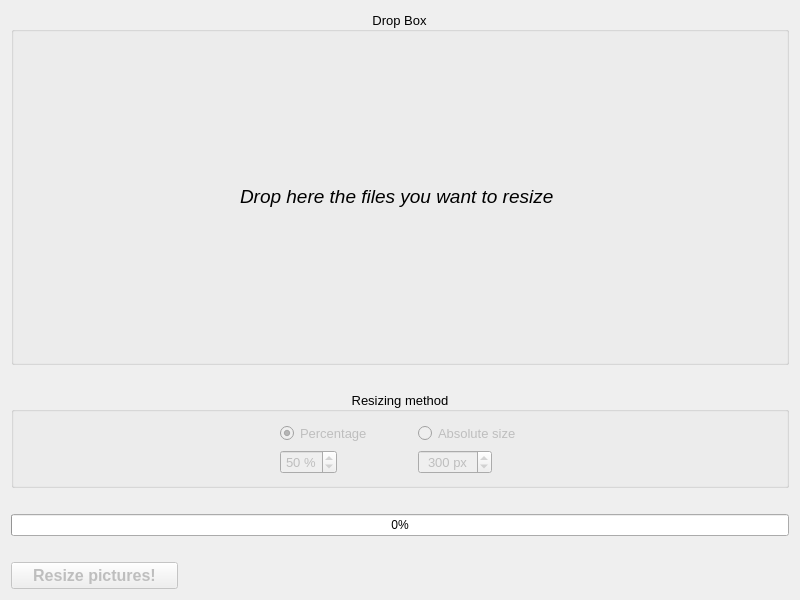
Old version of the form MainWindow.ui in the repository Folco68/PicRes.
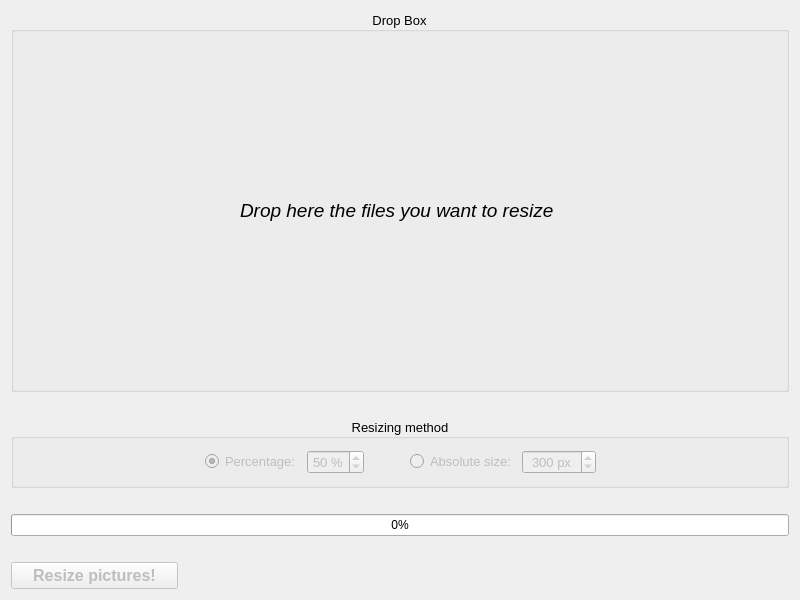
New version of the form. Custom widgets are drawn as their Qt base class.

Commit message: Better progress bar handling - Correct min/max values - Ensure that UI is refreshed at every file resizing, to get a correct display of the progress bar - Display filename and operation type inside the progress bar - Use the progress bar when dropping files

```diff
--- a/MainWindow.ui
+++ b/MainWindow.ui
@@ -110,14 +110,14 @@
         </spacer>
        </item>
        <item>
-        <layout class="QVBoxLayout" name="VLayoutPercentage">
+        <layout class="QHBoxLayout" name="HLayoutPercentage">
          <item>
           <widget class="QRadioButton" name="RadioPercentage">
            <property name="enabled">
             <bool>false</bool>
            </property>
            <property name="text">
-            <string>Percentage</string>
+            <string>Percentage:</string>
            </property>
            <property name="checked">
             <bool>true</bool>
@@ -174,14 +174,14 @@
         </spacer>
        </item>
        <item>
-        <layout class="QVBoxLayout" name="VLayoutAbsoluteSize">
+        <layout class="QHBoxLayout" name="HLayoutAbsoluteSize">
          <item>
           <widget class="QRadioButton" name="RadioAbsoluteSize">
            <property name="enabled">
             <bool>false</bool>
            </property>
            <property name="text">
-            <string>Absolute size</string>
+            <string>Absolute size:</string>
            </property>
            <attribute name="buttonGroup">
             <string notr="true">GroupRadio</string>
@@ -264,17 +264,20 @@
      </widget>
     </item>
     <item>
-     <widget class="QLabel" name="LabelCurrentFile">
-      <property name="sizePolicy">
-       <sizepolicy hsizetype="Preferred" vsizetype="Fixed">
-        <horstretch>0</horstretch>
-        <verstretch>0</verstretch>
-       </sizepolicy>
+     <spacer name="verticalSpacer">
+      <property name="orientation">
+       <enum>Qt::Vertical</enum>
       </property>
-      <property name="text">
-       <string/>
+      <property name="sizeType">
+       <enum>QSizePolicy::Fixed</enum>
       </property>
-     </widget>
+      <property name="sizeHint" stdset="0">
+       <size>
+        <width>20</width>
+        <height>20</height>
+       </size>
+      </property>
+     </spacer>
     </item>
     <item>
      <widget class="QPushButton" name="ButtonResize">
```
Left out of the diff: 2 changed lines with no effect on the pictures. The commit also changes 3 other files.
